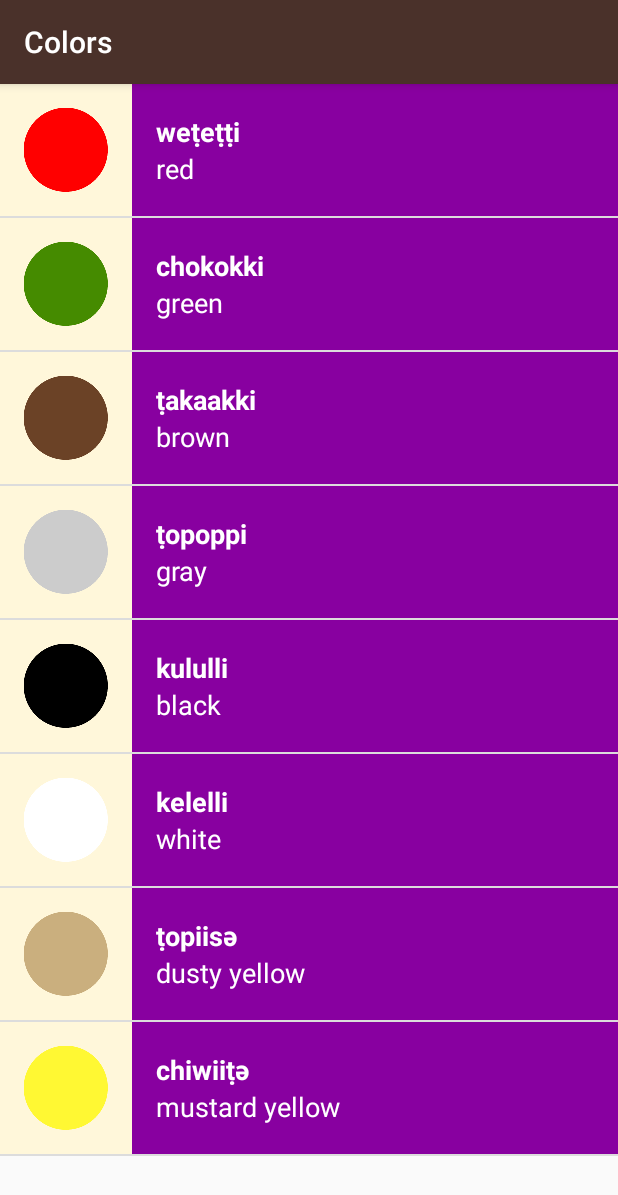
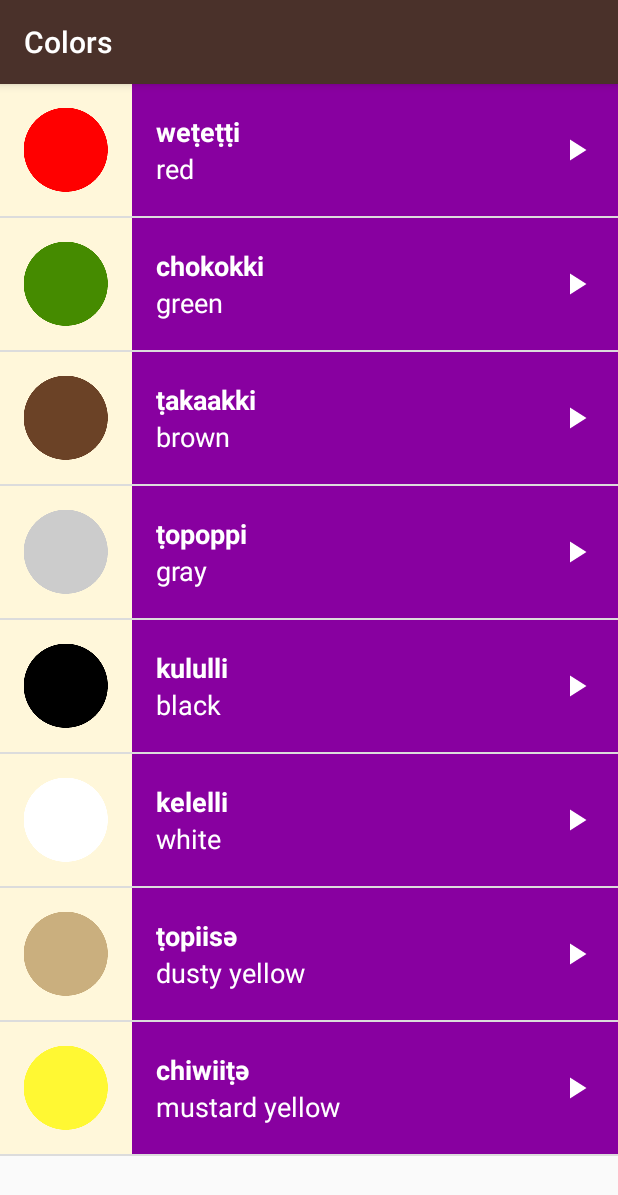
Before and after one commit to sunnynarula/ud839_Miwok_corrected, an Android app: the ColorsActivity screen opened directly, with no data from a screen before it, on a phone screen of 412 x 824 dp. Shown: the top 1195 px of the screen. Run offline under Robolectric (Android 15) with nearby library versions, the phone set to English and light mode, and no system bars.

Commit message:
5.6 Add the play button

```diff
--- a/Lesson04-Miwok/app/src/main/res/layout/list_item.xml
+++ b/Lesson04-Miwok/app/src/main/res/layout/list_item.xml
@@ -1,5 +1,4 @@
-<?xml version="1.0" encoding="utf-8"?>
-<!-- Copyright (C) 2016 The Android Open Source Project
+<?xml version="1.0" encoding="utf-8"?><!-- Copyright (C) 2016 The Android Open Source Project
 
      Licensed under the Apache License, Version 2.0 (the "License");
      you may not use this file except in compliance with the License.
@@ -23,10 +22,16 @@
         android:id="@+id/imageView"
         android:layout_width="@dimen/list_item_height"
         android:layout_height="@dimen/list_item_height"
-        android:background="@color/tan_background"/>
+        android:background="@color/tan_background" />
 
     <LinearLayout
         android:id="@+id/word_holder_linear_layout"
+        android:layout_width="match_parent"
+        android:layout_height="@dimen/list_item_height"
+        android:orientation="horizontal"
+        android:paddingRight="16dp">
+
+        <LinearLayout
             android:layout_width="0dp"
             android:layout_height="@dimen/list_item_height"
             android:layout_weight="1"
@@ -38,8 +43,8 @@
                 android:id="@+id/mewok_word"
                 android:layout_width="wrap_content"
                 android:layout_height="wrap_content"
+                android:textAppearance="?android:textAppearanceMedium"
                 android:textColor="@android:color/white"
-            android:textAppearance="?android:textAppearanceMedium"
                 android:textStyle="bold"
                 tools:text="lutti" />
 
@@ -47,9 +52,16 @@
                 android:id="@+id/english_word"
                 android:layout_width="wrap_content"
                 android:layout_height="wrap_content"
+                android:textAppearance="?android:textAppearanceMedium"
                 android:textColor="@android:color/white"
-            android:textAppearance="?android:textAppearanceMedium"
                 tools:text="one" />
         </LinearLayout>
 
+        <ImageView
+            android:layout_width="24dp"
+            android:layout_height="24dp"
+            android:layout_gravity="center_vertical"
+            android:src="@drawable/baseline_play_arrow_white_24dp" />
     </LinearLayout>
+
+</LinearLayout>
```
Also changed, not shown: Lesson04-Miwok/app/src/main/res/drawable-hdpi/baseline_play_arrow_white_24dp.png (added), Lesson04-Miwok/app/src/main/res/drawable-mdpi/baseline_play_arrow_white_24dp.png (added), Lesson04-Miwok/app/src/main/res/drawable-xhdpi/baseline_play_arrow_white_24dp.png (added), Lesson04-Miwok/app/src/main/res/drawable-xxhdpi/baseline_play_arrow_white_24dp.png (added), Lesson04-Miwok/app/src/main/res/drawable-xxxhdpi/baseline_play_arrow_white_24dp.png (added). Lines whose indentation alone changed are shown as unchanged.
